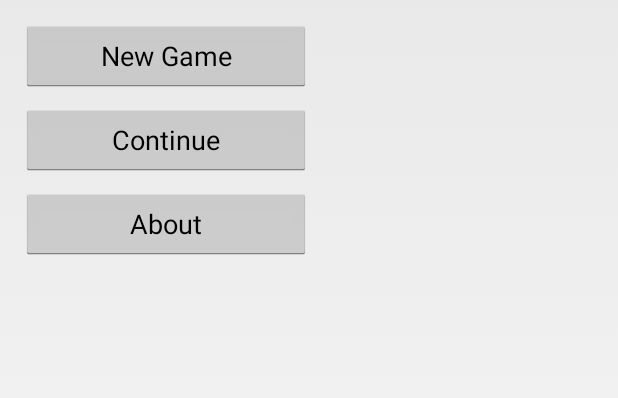
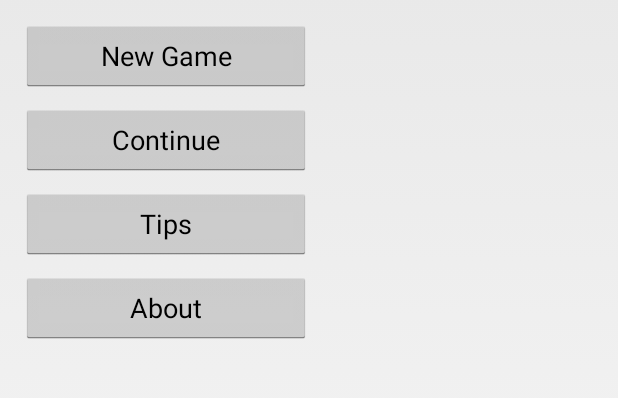
Before and after one commit to cwe85120/UltimateTicTacToe, an Android app: the fragment MainFragment shown on its own in the app's theme, on a phone screen of 412 x 824 dp, the part 60-458 px from its top. Run offline under Robolectric (Android 15) with nearby library versions, the light colour scheme and no system bars.

Commit message:
Basic button to give players helpful tips

```diff
--- a/app/src/main/res/layout/fragment_main.xml
+++ b/app/src/main/res/layout/fragment_main.xml
@@ -33,6 +33,14 @@
         android:text="@string/continue_label"/>
 
     <Button
+        android:id="@+id/tips_button"
+        android:layout_width="match_parent"
+        android:layout_height="wrap_content"
+        android:layout_margin="@dimen/menu_button_margin"
+        android:padding="@dimen/menu_button_padding"
+        android:text="@string/tips_label"/>
+
+    <Button
         android:id="@+id/about_button"
         android:layout_width="match_parent"
         android:layout_height="wrap_content"
--- a/app/src/main/res/values/strings.xml
+++ b/app/src/main/res/values/strings.xml
@@ -4,6 +4,7 @@
     <string name="action_settings">Settings</string>
     <string name="continue_label">Continue</string>
     <string name="new_game_label">New Game</string>
+    <string name="tips_label">Tips</string>
     <string name="about_label">About</string>
     <string name="ok_label">OK</string>
     <string name="restart_label">Restart</string>
@@ -14,4 +15,10 @@
     This game is played like regular Tic Tac Toe with one difference. To
     win a tile you have to win a smaller game of Tic Tac Toe inside that tile.\n\
     In case of a tie in a small board, that tile will count for both sides in the larger game.</string>
+    <string name="tip_title">Random Tip #%1$s</string>
+    <string-array name="tip_text_array">
+        <item>Taking over the middle spot allows for the most ways to win.</item>
+        <item>Anticipate the other player\'s moves to learn how to beat them.</item>
+        <item>Practice, practice, practice!</item>
+    </string-array>
 </resources>
```
Also changed, not shown: app/src/main/java/org/example/ultimatetictactoe/MainFragment.java (+34 -0 lines).
